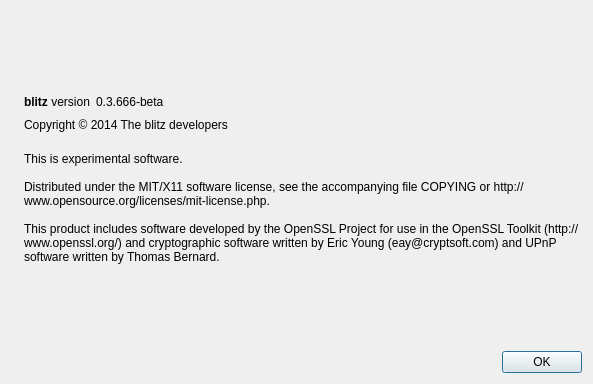
Qt form src/qt/forms/aboutdialog.ui (macht1/blitz) before a commit.
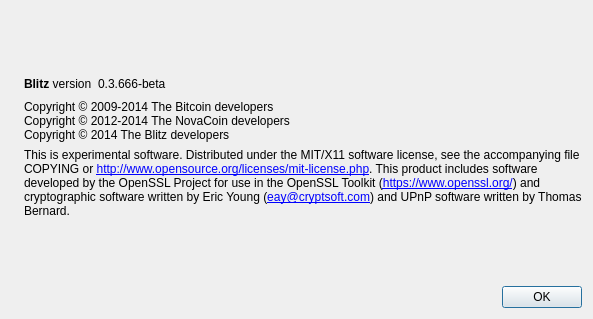
The same form after that commit. Icons and pictures are not drawn.

What changed in the file:
```diff
--- a/src/qt/forms/aboutdialog.ui
+++ b/src/qt/forms/aboutdialog.ui
@@ -7,7 +7,7 @@
     <x>0</x>
     <y>0</y>
     <width>593</width>
-    <height>384</height>
+    <height>319</height>
    </rect>
   </property>
   <property name="windowTitle">
@@ -50,7 +50,7 @@
           <cursorShape>IBeamCursor</cursorShape>
          </property>
          <property name="text">
-          <string>&lt;b&gt;blitz&lt;/b&gt; version</string>
+          <string>&lt;b&gt;Blitz&lt;/b&gt; version</string>
          </property>
          <property name="textInteractionFlags">
           <set>Qt::LinksAccessibleByMouse|Qt::TextSelectableByKeyboard|Qt::TextSelectableByMouse</set>
@@ -91,7 +91,9 @@
         <cursorShape>IBeamCursor</cursorShape>
        </property>
        <property name="text">
-        <string>Copyright © 2014 The blitz developers</string>
+        <string>Copyright © 2009-2014 The Bitcoin developers
+Copyright © 2012-2014 The NovaCoin developers
+Copyright © 2014 The Blitz developers</string>
        </property>
        <property name="textInteractionFlags">
         <set>Qt::LinksAccessibleByMouse|Qt::TextSelectableByKeyboard|Qt::TextSelectableByMouse</set>
@@ -107,9 +109,12 @@
         <string>
 This is experimental software.
 
-Distributed under the MIT/X11 software license, see the accompanying file COPYING or http://www.opensource.org/licenses/mit-license.php.
+Distributed under the MIT/X11 software license, see the accompanying file COPYING or &lt;a href=&quot;http://www.opensource.org/licenses/mit-license.php&quot;&gt;http://www.opensource.org/licenses/mit-license.php&lt;/a&gt;.
 
-This product includes software developed by the OpenSSL Project for use in the OpenSSL Toolkit (http://www.openssl.org/) and cryptographic software written by Eric Young (eay@cryptsoft.com) and UPnP software written by Thomas Bernard.</string>
+This product includes software developed by the OpenSSL Project for use in the OpenSSL Toolkit (&lt;a href=&quot;https://www.openssl.org/&quot;&gt;https://www.openssl.org/&lt;/a&gt;) and cryptographic software written by Eric Young (&lt;a href=&quot;mailto:eay@cryptsoft.com&quot;&gt;eay@cryptsoft.com&lt;/a&gt;) and UPnP software written by Thomas Bernard.</string>
+       </property>
+       <property name="textFormat">
+        <enum>Qt::RichText</enum>
        </property>
        <property name="wordWrap">
         <bool>true</bool>
```
Left out of the diff: 2 changed lines with no effect on the pictures.
